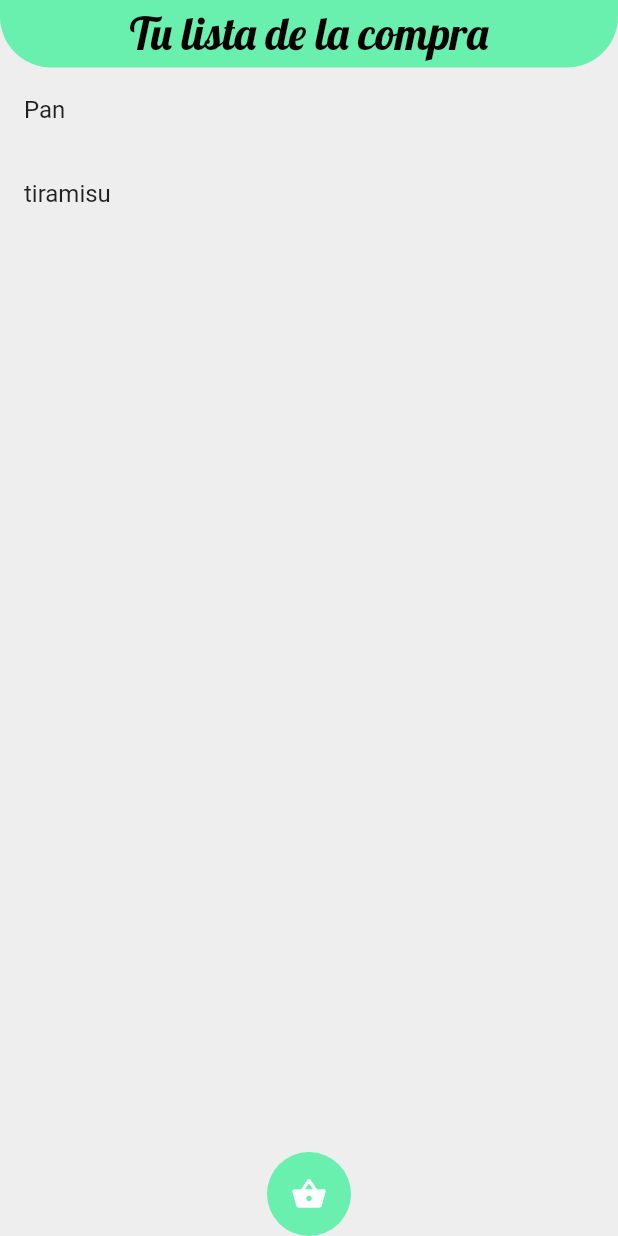
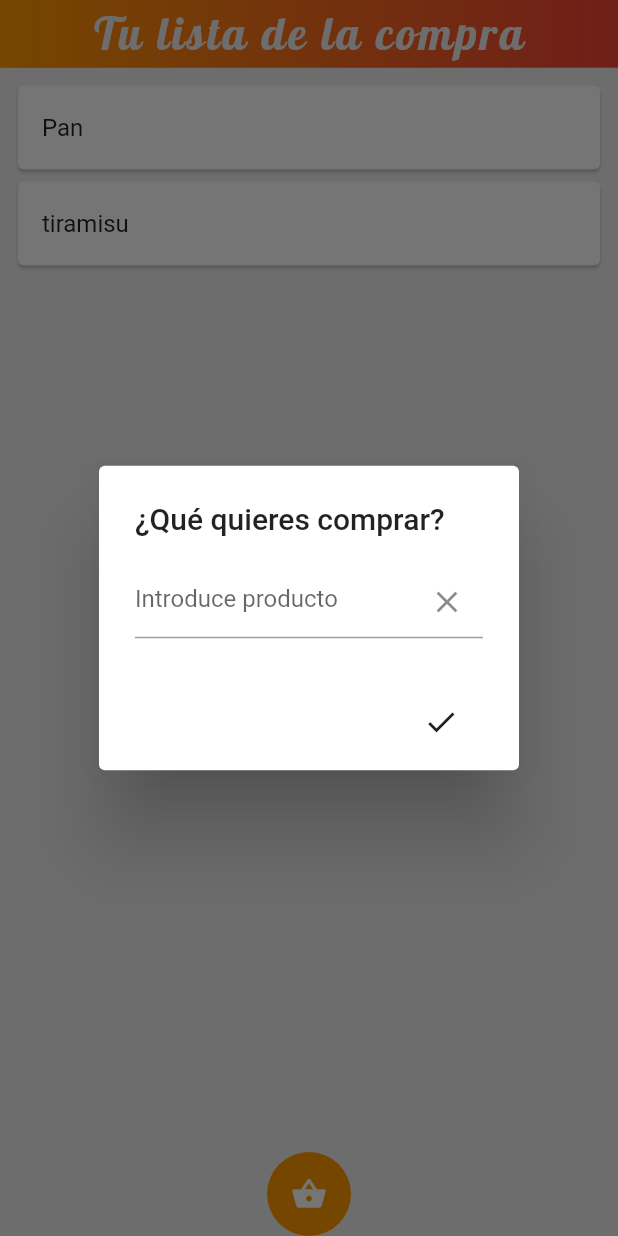
Before and after one commit to AlexMolina08/Compras, a Flutter app: the screen it shows after launch, after a tap on the "shopping basket" icon, on a phone screen of 412 x 824 dp. Run offline on Flutter 3.47's test engine with Material 2 defaults, Android fonts, the phone set to English and light mode, and no system bars.

Commit message:
Añado Dialog para nueva compra

```diff
--- a/lib/pages/home.dart
+++ b/lib/pages/home.dart
@@ -9,6 +9,7 @@ import 'package:flutter/services.dart';
 *
 * */
 
+
 class Home extends StatefulWidget {
   @override
   _HomeState createState() => _HomeState();
@@ -19,6 +20,38 @@ class _HomeState extends State<Home> {
   TextEditingController _textController = TextEditingController();
 
   List<String> compras = ["Pan","tiramisu"];
+
+
+  _insertarCompra(BuildContext context){
+    return showDialog(
+      context: context,
+      builder: (context){
+        return AlertDialog(
+          title: Text("¿Qué quieres comprar?"),
+          content: TextField(
+            controller: _textController,
+            decoration: InputDecoration(
+              hintText: "Introduce producto",
+              suffixIcon: IconButton(
+                onPressed: () => _textController.clear(),
+                icon: Icon(Icons.clear),
+              )
+            ),
+          ),
+          actions: <Widget>[
+            MaterialButton(
+              elevation: 5.0,
+              child: Icon(Icons.check),
+              onPressed: (){
+                Navigator.of(context).pop();
+              },
+            ),
+
+          ],
+        );
+      }
+    );
+  }
 
   @override
   void initState(){
@@ -33,47 +66,56 @@ class _HomeState extends State<Home> {
       appBar: PreferredSize(
         preferredSize: Size(double.infinity, 45), // 44 is the height
         child: AppBar(
-          backgroundColor: Colors.greenAccent,
+          backgroundColor: Colors.cyan,
           elevation: 0,
-          shape: RoundedRectangleBorder(
-            borderRadius: BorderRadius.vertical(
-              bottom: Radius.circular(34)
-            )
-          ),
           title: Text("Tu lista de la compra",
           style: TextStyle(
-            color: Colors.black,
+            letterSpacing: 2,
+            color: Colors.grey[200],
             fontWeight: FontWeight.normal,
             fontFamily: 'Lobster',
             fontSize: 30
           ),),
+
+          flexibleSpace: Container(
+
+            decoration: BoxDecoration(
+              gradient: LinearGradient(
+                begin: Alignment.centerLeft,
+                end: Alignment.centerRight,
+                colors: <Color>[
+                  Colors.orange,
+                  Colors.red
+                ],
+              ),
+            ),
+          ),
+
           centerTitle: true,
         ),
       ),
 
       floatingActionButton: FloatingActionButton(
         onPressed: () {
-          setState(() {
-            print("Has pulsado");
-          });
+          _insertarCompra(context);
         },
         elevation: 0,
         child: Icon(Icons.shopping_basket),
-        backgroundColor: Colors.greenAccent,
+        backgroundColor: Colors.orange,
       ),
 
       floatingActionButtonLocation: FloatingActionButtonLocation.centerDocked,
 
-
-      //CUERPO DEL SCAFFOLD
-
-      body: ListView.builder(
-        itemCount: compras.length,
-        itemBuilder: (BuildContext context , int index){
-          return ListTile(
-            title: Text('${compras[index]}'),
-          );
-        }
+      //CUERPO DEL SCAFFOLD.
+      body: Padding(
+        padding: const EdgeInsets.all(8.0),
+        child: ListView.builder(
+          itemCount: compras.length,
+          itemBuilder: (BuildContext context , int index){
+            return Card(child: ListTile(title: Text('${compras[index]}'))
+            );
+          }
+        ),
       )
 
 
--- a/pubspec.yaml
+++ b/pubspec.yaml
@@ -60,6 +60,11 @@ flutter:
     - family: Lobster
       fonts:
         - asset: fonts/Lobster-Regular.ttf
+
+    - family: Anton
+      fonts:
+        - asset: fonts/Anton-Regular.ttf
+
   #       - asset: fonts/Schyler-Italic.ttf
   #         style: italic
   #   - family: Trajan Pro
```
Also changed, not shown: fonts/Anton-Regular.ttf (added).
